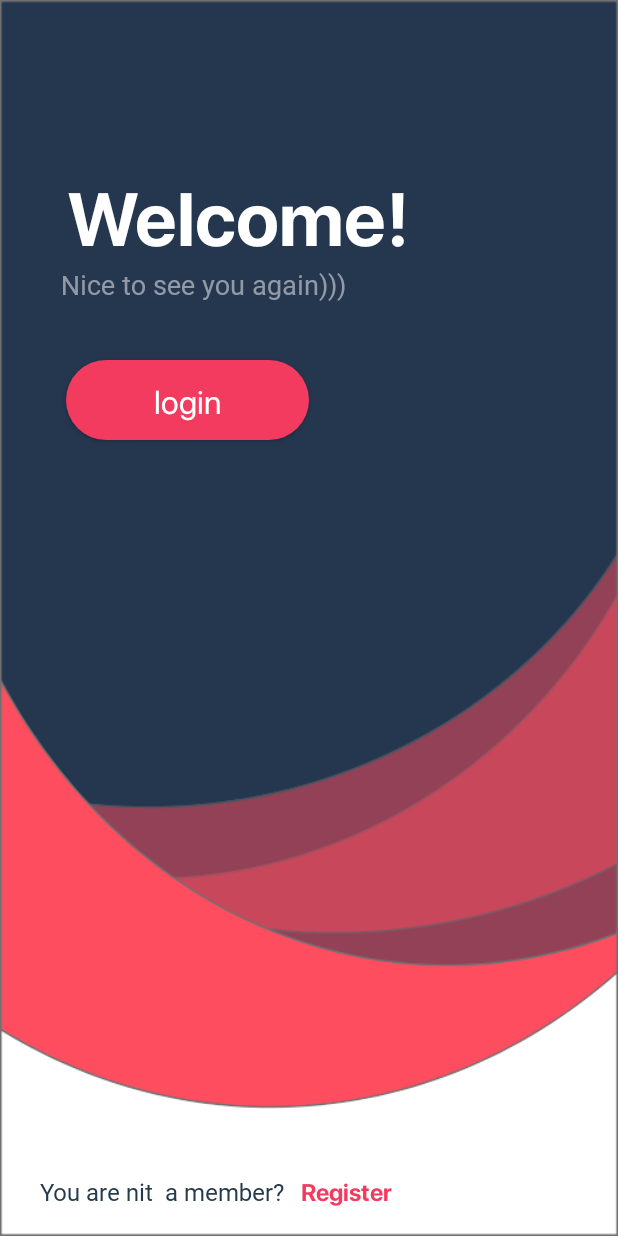
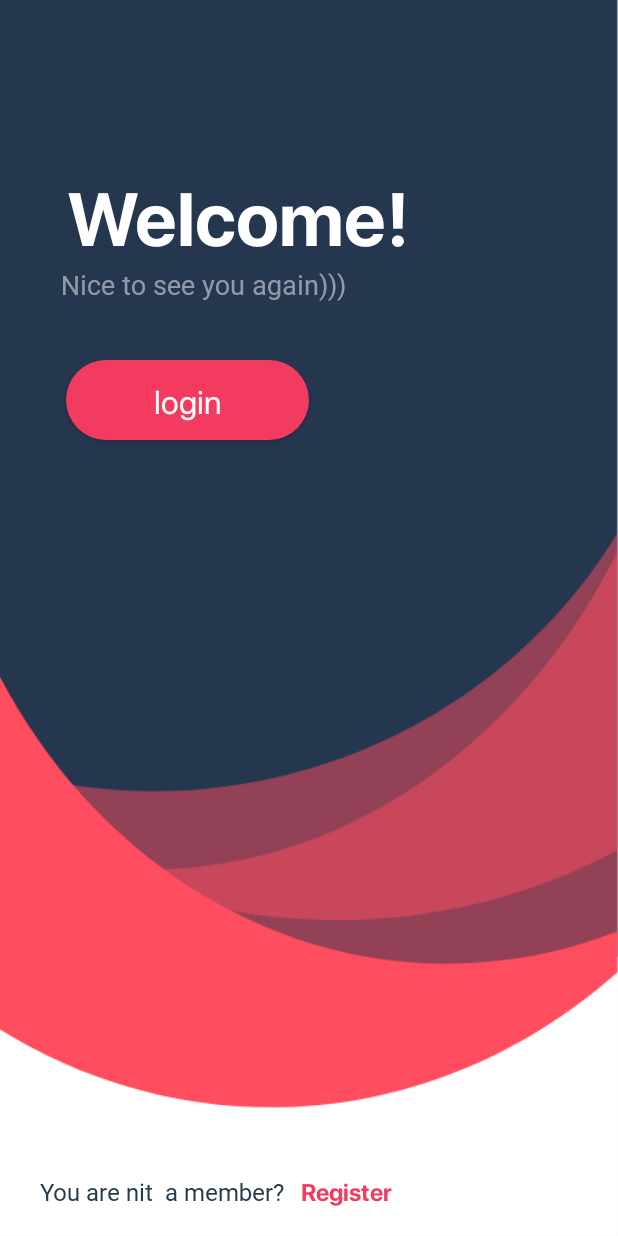
Before and after one commit to sancepan/Dnevnik, an Android app: the screen it shows after launch (MainActivity), on a phone screen of 412 x 824 dp. Run offline under Robolectric (Android 15) with nearby library versions, the phone set to English and light mode, and no system bars.

```diff
--- a/app/src/main/res/layout/activity_main.xml
+++ b/app/src/main/res/layout/activity_main.xml
@@ -5,7 +5,7 @@
     android:layout_width="match_parent"
     android:layout_height="match_parent"
     tools:context=".MainActivity"
-    android:background="@drawable/bacground">
+    android:background="@drawable/background">
 
 
     <TextView
```
Also changed, not shown: app/src/main/res/drawable-hdpi/background.png (added), app/src/main/res/drawable-ldpi/background.png (added), app/src/main/res/drawable-mdpi/background.png (added), app/src/main/res/drawable-xhdpi/background.png (added), app/src/main/res/drawable-xxhdpi/background.png (added), app/src/main/res/drawable-xxxhdpi/background.png (added).
